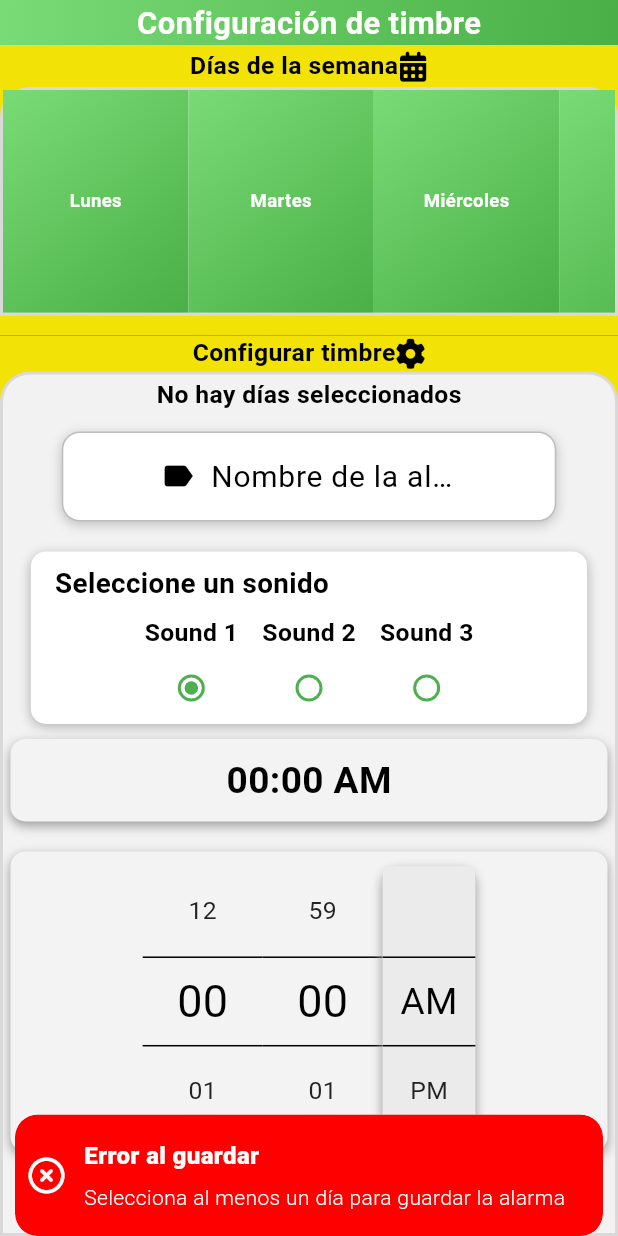
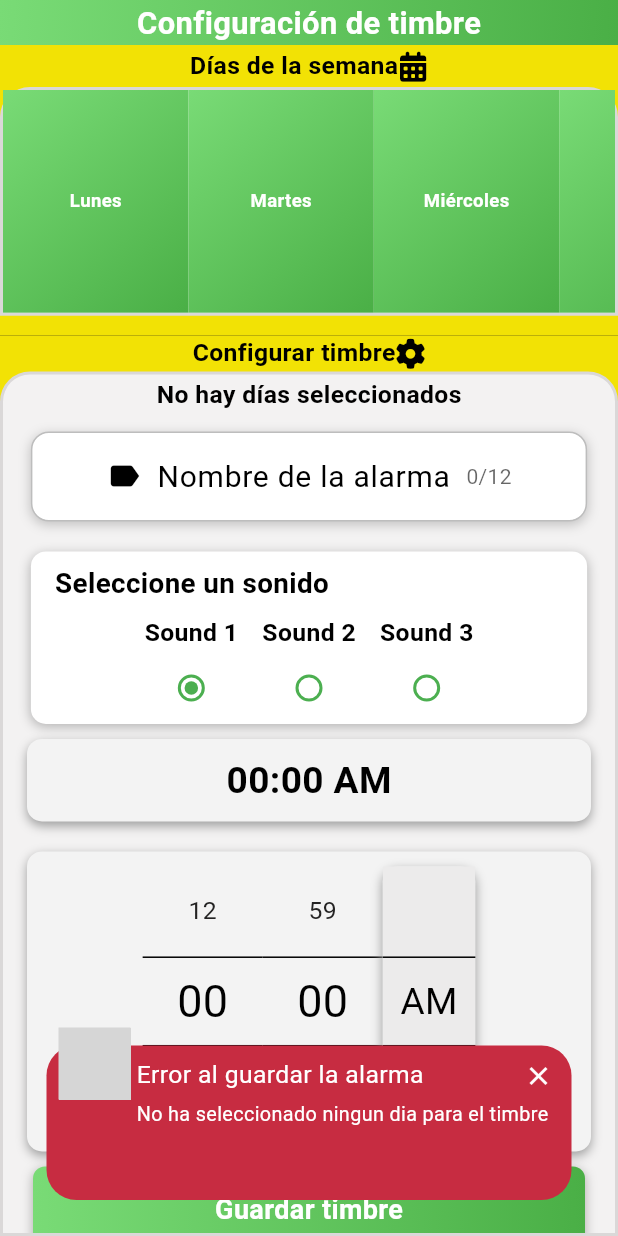
Before and after one commit to victorardila/alarmduino-upc, a Flutter app: the AlarmSettings widget shown alone on an empty page, opened directly, after a tap on "Guardar timbre", on a phone screen of 412 x 824 dp. Run offline on Flutter 3.47's test engine with Material 3 defaults, Android fonts, the phone set to English and light mode, and no system bars; drawn by our look-alikes of awesome_snackbar_content, numberpicker; our stand-ins replace animate_do, animated_text_kit, curved_navigation_bar, flutter_bluetooth_serial, flutter_svg, font_awesome_flutter and 4 more; missing offline and left inert: infinite_listview; accounts and stored records are empty; Roboto replaces fonts that are missing (Italianno-Regular, Roboto-Regular); grey boxes are pictures that could not be loaded.

Commit message:
Cambios funcionales y visuales

```diff
--- a/lib/ui/components/custom_dialog.dart
+++ b/lib/ui/components/custom_dialog.dart
@@ -390,7 +390,7 @@ class _CustomDialogState extends State<CustomDialog> {
                                   'Se ha modificado la alarma correctamente', // set your message here
 
                               /// change contentType to ContentType.success, ContentType.warning or ContentType.help for variants
-                              contentType: ContentType.warning,
+                              contentType: ContentType.success,
                             ),
                           );
                           ScaffoldMessenger.of(context).showSnackBar(snackBar);
--- a/lib/ui/components/hour_selection.dart
+++ b/lib/ui/components/hour_selection.dart
@@ -70,7 +70,7 @@ class _HourSelectionState extends State<HourSelection> {
   @override
   Widget build(BuildContext context) {
     return Padding(
-      padding: EdgeInsets.symmetric(horizontal: 5),
+      padding: EdgeInsets.symmetric(horizontal: 16),
       child: Column(
         mainAxisSize: MainAxisSize.min,
         mainAxisAlignment: MainAxisAlignment.center,
--- a/lib/ui/views/alarm_settings.dart
+++ b/lib/ui/views/alarm_settings.dart
@@ -28,10 +28,10 @@ class _AlarmSettingsState extends State<AlarmSettings> {
   TextEditingController _nombreController = TextEditingController();
   TextEditingController _volumeController = TextEditingController();
   TextEditingController _soundController = TextEditingController();
-  TextEditingController _intervalsController = TextEditingController();
   TextEditingController _horaController = TextEditingController();
   List<int> selectedDays = [];
   List<String> messages = [];
+  List<String> _alarms = [];
   List<Map<String, dynamic>> configuredDays = [];
   String time = '00:00 AM';
   List<String> days = [
@@ -40,7 +40,7 @@ class _AlarmSettingsState extends State<AlarmSettings> {
     'Miercoles',
     'Jueves',
     'Viernes',
-    'Sábado',
+    'Sabado',
     'Domingo'
   ];
 
@@ -64,11 +64,9 @@ class _AlarmSettingsState extends State<AlarmSettings> {
   }
 
   // los dias seleccionados se guardan en un array de strings tomara solo las tres primeras letras de cada dia
-  List<String> formedDays() {
-    List<String> days = selectedDays.map((dayIndex) {
-      return this.days[dayIndex].substring(0, 3);
-    }).toList();
-    return days;
+  String formedDay(String day) {
+    String dayFormated = day.substring(0, 3);
+    return dayFormated;
   }
 
   String padToLength(String message, int length) {
@@ -84,23 +82,22 @@ class _AlarmSettingsState extends State<AlarmSettings> {
     }
   }
 
-  void sendBluetoothMessage() {
+  void sendBluetoothMessage(String day) {
     // Recorrer los días seleccionados
-    List<String> days = formedDays();
-    for (var i = 0; i < days.length; i++) {
+    String dayFormted = formedDay(day);
     // Enviar alarma a la placa
     String command = "SAVE";
     String message = " " + _nombreController.text.toUpperCase();
-      message += "/" + days[i];
+    // toma
+    message += "/" + dayFormted;
     message += "/" + formedtime();
     message += "/" + _soundController.text;
     message += "/";
     // Asegurar que el mensaje tenga 26 caracteres
     message = padToLength(message, 26);
-      command += message;
+    message = command += message;
     print("Mensaje a enviar: $message");
     sendbluetooth(message);
-    }
   }
 
   sendbluetooth(String message) {
@@ -115,44 +112,96 @@ class _AlarmSettingsState extends State<AlarmSettings> {
     }
   }
 
-  // Guarda la alarma
+  void getAlarms() async {
+    _controllerAlarm.getAlarms().then((value) {
+      setState(() {
+        _alarms = _controllerAlarm.datosAlarms;
+      });
+    });
+  }
+
+  // Guarda la alarma sin repetir la hora por dia
   void saveAlarm() {
     if (selectedDays.length > 0) {
+      for (var i = 0; i < selectedDays.length; i++) {
+        // convertir _alarms a una lista de jsons
+        List<Map<String, dynamic>> alarmsJson = [];
+        for (var i = 0; i < _alarms.length; i++) {
+          alarmsJson.add(jsonDecode(_alarms[i]));
+        }
+        print(alarmsJson);
+        // Verificar si la alarma ya existe con la misma hora
+        bool exists = alarmsJson.any((element) =>
+            element['hour'] == _horaController.text &&
+            element['day'] == days[selectedDays[i]]);
+        print(exists);
+        if (!exists) {
           _controllerAlarm.saveAlarm({
             'id': Uuid().v4(),
             'name': _nombreController.text,
             'sound': _soundController.text,
             'hour': _horaController.text,
-        'day': selectedDays.map((dayIndex) => days[dayIndex]).join(", "),
+            'day': days[selectedDays[i]],
           }).then((value) {});
-      Get.snackbar(
-        'Alarma guardada',
-        'La alarma se ha guardado correctamente',
-        snackPosition: SnackPosition.BOTTOM,
-        backgroundColor: Color.fromARGB(255, 74, 175, 70),
-        colorText: Colors.white,
-        icon: Icon(
-          FontAwesomeIcons.checkCircle,
-          color: Colors.white,
+          if (_controllerAlarm.mensajeAlarm.contains('correctamente')) {
+            Navigator.of(context).pop();
+            final snackBar = SnackBar(
+              /// need to set following properties for best effect of awesome_snackbar_content
+              elevation: 0,
+              behavior: SnackBarBehavior.floating,
+              backgroundColor: Colors.transparent,
+              content: AwesomeSnackbarContent(
+                title: 'Alarma guardada correctamente',
+                titleFontSize: MediaQuery.of(context).size.width * 0.04,
+                message:
+                    'Se ha guardado la alarma correctamente', // set your message here
+
+                /// change contentType to ContentType.success, ContentType.warning or ContentType.help for variants
+                contentType: ContentType.success,
               ),
-        duration: Duration(seconds: 3),
-        animationDuration: Duration(milliseconds: 500),
             );
-      sendBluetoothMessage();
+            ScaffoldMessenger.of(context).showSnackBar(snackBar);
+            sendBluetoothMessage(days[selectedDays[i]]);
+            // me envia a la pantalla de alarmas
+            Navigator.of(context).pushNamed('/principal');
+          }
         } else {
-      Get.snackbar(
-        'Error al guardar',
-        'Selecciona al menos un día para guardar la alarma',
-        snackPosition: SnackPosition.BOTTOM,
-        backgroundColor: Color.fromARGB(255, 255, 0, 0),
-        colorText: Colors.white,
-        icon: Icon(
-          FontAwesomeIcons.timesCircle,
-          color: Colors.white,
+          Navigator.of(context).pop();
+          final snackBar = SnackBar(
+            /// need to set following properties for best effect of awesome_snackbar_content
+            elevation: 0,
+            behavior: SnackBarBehavior.floating,
+            backgroundColor: Colors.transparent,
+            content: AwesomeSnackbarContent(
+              title: 'Error al guardar el timbre',
+              titleFontSize: MediaQuery.of(context).size.width * 0.04,
+              message:
+                  'Ya se guardo un timbre para ese horario', // set your message here
+
+              /// change contentType to ContentType.success, ContentType.warning or ContentType.help for variants
+              contentType: ContentType.success,
             ),
-        duration: Duration(seconds: 3),
-        animationDuration: Duration(milliseconds: 500),
           );
+          ScaffoldMessenger.of(context).showSnackBar(snackBar);
+        }
+      }
+    } else {
+      final snackBar = SnackBar(
+        /// need to set following properties for best effect of awesome_snackbar_content
+        elevation: 0,
+        behavior: SnackBarBehavior.floating,
+        backgroundColor: Colors.transparent,
+        content: AwesomeSnackbarContent(
+          title: 'Error al guardar la alarma',
+          titleFontSize: MediaQuery.of(context).size.width * 0.04,
+          message:
+              'No ha seleccionado ningun dia para el timbre', // set your message here
+
+          /// change contentType to ContentType.success, ContentType.warning or ContentType.help for variants
+          contentType: ContentType.failure,
+        ),
+      );
+      ScaffoldMessenger.of(context).showSnackBar(snackBar);
     }
   }
 
@@ -408,10 +457,11 @@ class _AlarmSettingsState extends State<AlarmSettings> {
                                           height: 60.0,
                                           margin: EdgeInsets.only(
                                               top: 10.0, bottom: 10.0),
+                                          // ancho de la pantalla
                                           width: MediaQuery.of(context)
                                                   .size
                                                   .width *
-                                              0.8,
+                                              0.9,
                                           decoration: BoxDecoration(
                                             border: Border.all(
                                               color: Colors.grey
@@ -442,7 +492,7 @@ class _AlarmSettingsState extends State<AlarmSettings> {
                                                 width: MediaQuery.of(context)
                                                         .size
                                                         .width *
-                                                    0.4,
+                                                    0.5,
                                                 child: TextField(
                                                   controller: _nombreController,
                                                   style: TextStyle(
@@ -455,12 +505,23 @@ class _AlarmSettingsState extends State<AlarmSettings> {
                                                         color: Colors.black),
                                                     border: InputBorder.none,
                                                   ),
+                                                  onChanged: (value) {
+                                                    setState(() {});
+                                                  },
                                                   inputFormatters: [
                                                     LengthLimitingTextInputFormatter(
                                                         12),
                                                   ],
                                                 ),
                                               ),
+                                              Container(
+                                                child: Text(
+                                                  '${_nombreController.text.length}/12',
+                                                  style: TextStyle(
+                                                      color: Colors.black
+                                                          .withOpacity(0.6)),
+                                                ),
+                                              )
                                             ],
                                           ),
                                         ),
```
Also changed, not shown: lib/ui/components/custom_filterday.dart (+31 -13 lines), lib/ui/views/alarm_list.dart (+58 -29 lines). Lines whose indentation alone changed are shown as unchanged.
